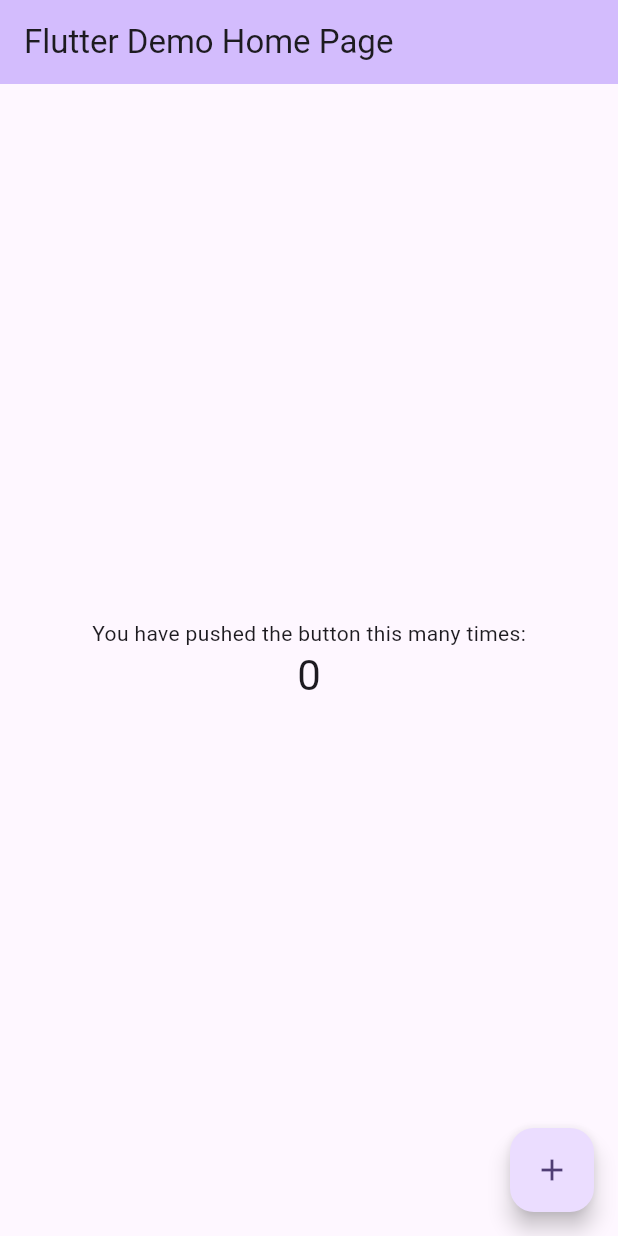
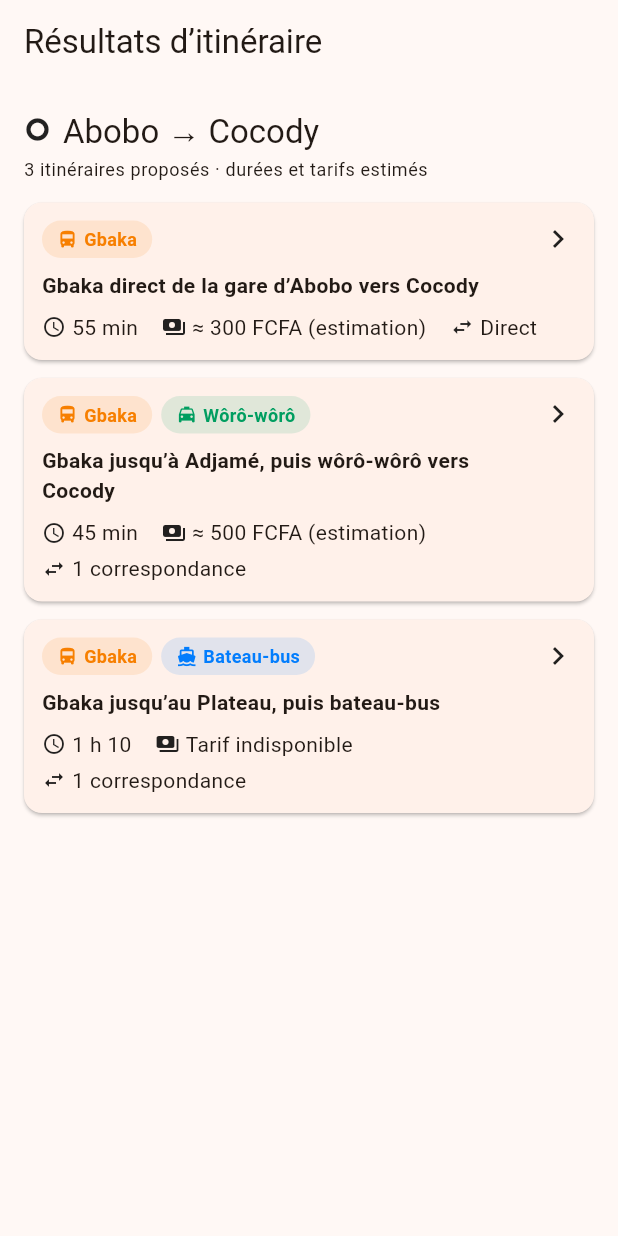
Before and after one commit to kittykone19116-create/mobiCI, a Flutter app: the screen it shows after launch, on a phone screen of 412 x 824 dp. Run offline on Flutter 3.47's test engine with Material 3 defaults, Android fonts, the phone set to English and light mode, and no system bars.

Commit message:
Écran Résultats d'itinéraire en statique

```diff
--- /dev/null
+++ b/lib/data/itineraires_data.dart
@@ -0,0 +1,24 @@
+import '../models/itineraire.dart';
+
+final List<Itineraire> itinerairesFictifs = [
+  Itineraire(
+    modes: [ModeTransport.gbaka],
+    dureeMinutes: 55,
+    tarifFcfa: 300,
+    correspondances: 0,
+    etapes: 'Gbaka direct de la gare d\u2019Abobo vers Cocody',
+  ),
+  Itineraire(
+    modes: [ModeTransport.gbaka, ModeTransport.woroWoro],
+    dureeMinutes: 45,
+    tarifFcfa: 500,
+    correspondances: 1,
+    etapes: 'Gbaka jusqu\u2019à Adjamé, puis wôrô-wôrô vers Cocody',
+  ),
+  Itineraire(
+    modes: [ModeTransport.gbaka, ModeTransport.busBateau],
+    dureeMinutes: 70,
+    correspondances: 1,
+    etapes: 'Gbaka jusqu\u2019au Plateau, puis bateau-bus',
+  ),
+];
--- a/lib/main.dart
+++ b/lib/main.dart
@@ -1,122 +1,23 @@
 import 'package:flutter/material.dart';
+import 'pages/resultats_itineraire_page.dart';
 
 void main() {
-  runApp(const MyApp());
+  runApp(const MobiCIApp());
 }
 
-class MyApp extends StatelessWidget {
-  const MyApp({super.key});
+class MobiCIApp extends StatelessWidget {
+  const MobiCIApp({super.key});
 
-  // This widget is the root of your application.
   @override
   Widget build(BuildContext context) {
     return MaterialApp(
-      title: 'Flutter Demo',
+      title: 'MobiCI',
+      debugShowCheckedModeBanner: false,
       theme: ThemeData(
-        // This is the theme of your application.
-        //
-        // TRY THIS: Try running your application with "flutter run". You'll see
-        // the application has a purple toolbar. Then, without quitting the app,
-        // try changing the seedColor in the colorScheme below to Colors.green
-        // and then invoke "hot reload" (save your changes or press the "hot
-        // reload" button in a Flutter-supported IDE, or press "r" if you used
-        // the command line to start the app).
-        //
-        // Notice that the counter didn't reset back to zero; the application
-        // state is not lost during the reload. To reset the state, use hot
-        // restart instead.
-        //
-        // This works for code too, not just values: Most code changes can be
-        // tested with just a hot reload.
-        colorScheme: .fromSeed(seedColor: Colors.deepPurple),
+        colorScheme: ColorScheme.fromSeed(seedColor: const Color(0xFFF77F00)),
+        useMaterial3: true,
       ),
-      home: const MyHomePage(title: 'Flutter Demo Home Page'),
+                  home: const ResultatsItinerairePage(),
     );
   }
 }
-
-class MyHomePage extends StatefulWidget {
-  const MyHomePage({super.key, required this.title});
-
-  // This widget is the home page of your application. It is stateful, meaning
-  // that it has a State object (defined below) that contains fields that affect
-  // how it looks.
-
-  // This class is the configuration for the state. It holds the values (in this
-  // case the title) provided by the parent (in this case the App widget) and
-  // used by the build method of the State. Fields in a Widget subclass are
-  // always marked "final".
-
-  final String title;
-
-  @override
-  State<MyHomePage> createState() => _MyHomePageState();
-}
-
-class _MyHomePageState extends State<MyHomePage> {
-  int _counter = 0;
-
-  void _incrementCounter() {
-    setState(() {
-      // This call to setState tells the Flutter framework that something has
-      // changed in this State, which causes it to rerun the build method below
-      // so that the display can reflect the updated values. If we changed
-      // _counter without calling setState(), then the build method would not be
-      // called again, and so nothing would appear to happen.
-      _counter++;
-    });
-  }
-
-  @override
-  Widget build(BuildContext context) {
-    // This method is rerun every time setState is called, for instance as done
-    // by the _incrementCounter method above.
-    //
-    // The Flutter framework has been optimized to make rerunning build methods
-    // fast, so that you can just rebuild anything that needs updating rather
-    // than having to individually change instances of widgets.
-    return Scaffold(
-      appBar: AppBar(
-        // TRY THIS: Try changing the color here to a specific color (to
-        // Colors.amber, perhaps?) and trigger a hot reload to see the AppBar
-        // change color while the other colors stay the same.
-        backgroundColor: Theme.of(context).colorScheme.inversePrimary,
-        // Here we take the value from the MyHomePage object that was created by
-        // the App.build method, and use it to set our appbar title.
-        title: Text(widget.title),
-      ),
-      body: Center(
-        // Center is a layout widget. It takes a single child and positions it
-        // in the middle of the parent.
-        child: Column(
-          // Column is also a layout widget. It takes a list of children and
-          // arranges them vertically. By default, it sizes itself to fit its
-          // children horizontally, and tries to be as tall as its parent.
-          //
-          // Column has various properties to control how it sizes itself and
-          // how it positions its children. Here we use mainAxisAlignment to
-          // center the children vertically; the main axis here is the vertical
-          // axis because Columns are vertical (the cross axis would be
-          // horizontal).
-          //
-          // TRY THIS: Invoke "debug painting" (choose the "Toggle Debug Paint"
-          // action in the IDE, or press "p" in the console), to see the
-          // wireframe for each widget.
-          mainAxisAlignment: .center,
-          children: [
-            const Text('You have pushed the button this many times:'),
-            Text(
-              '$_counter',
-              style: Theme.of(context).textTheme.headlineMedium,
-            ),
-          ],
-        ),
-      ),
-      floatingActionButton: FloatingActionButton(
-        onPressed: _incrementCounter,
-        tooltip: 'Increment',
-        child: const Icon(Icons.add),
-      ),
-    );
-  }
-}
--- /dev/null
+++ b/lib/models/itineraire.dart
@@ -0,0 +1,29 @@
+import 'package:flutter/material.dart';
+
+enum ModeTransport {
+  gbaka('Gbaka', Icons.directions_bus, Color(0xFFF77F00)),
+  woroWoro('Wôrô-wôrô', Icons.local_taxi, Color(0xFF009E60)),
+  busBateau('Bateau-bus', Icons.directions_boat, Color(0xFF027DFD));
+
+  const ModeTransport(this.libelle, this.icone, this.couleur);
+
+  final String libelle;
+  final IconData icone;
+  final Color couleur;
+}
+
+class Itineraire {
+  final List<ModeTransport> modes;
+  final int dureeMinutes;
+  final int? tarifFcfa; // null = estimation indisponible
+  final int correspondances;
+  final String etapes;
+
+  const Itineraire({
+    required this.modes,
+    required this.dureeMinutes,
+    this.tarifFcfa,
+    required this.correspondances,
+    required this.etapes,
+  });
+}
--- /dev/null
+++ b/lib/pages/resultats_itineraire_page.dart
@@ -0,0 +1,53 @@
+import 'package:flutter/material.dart';
+import '../data/itineraires_data.dart';
+import '../widgets/itineraire_card.dart';
+
+class ResultatsItinerairePage extends StatelessWidget {
+  const ResultatsItinerairePage({super.key});
+
+  @override
+  Widget build(BuildContext context) {
+    final liste = itinerairesFictifs;
+    return Scaffold(
+      appBar: AppBar(title: const Text('Résultats d\u2019itinéraire')),
+      body: Column(
+        children: [
+          Padding(
+            padding: const EdgeInsets.fromLTRB(16, 16, 16, 4),
+            child: Row(
+              children: [
+                const Icon(Icons.trip_origin, size: 18),
+                const SizedBox(width: 8),
+                Expanded(
+                  child: Text(
+                    'Abobo → Cocody',
+                    overflow: TextOverflow.ellipsis,
+                    style: Theme.of(context).textTheme.titleLarge,
+                  ),
+                ),
+              ],
+            ),
+          ),
+          Padding(
+            padding: const EdgeInsets.symmetric(horizontal: 16),
+            child: Align(
+              alignment: Alignment.centerLeft,
+              child: Text(
+                '${liste.length} itinéraires proposés · durées et tarifs estimés',
+                style: Theme.of(context).textTheme.bodySmall,
+              ),
+            ),
+          ),
+          const SizedBox(height: 8),
+          Expanded(
+            child: ListView.builder(
+              itemCount: liste.length,
+              itemBuilder: (context, i) =>
+                  ItineraireCard(itineraire: liste[i]),
+            ),
+          ),
+        ],
+      ),
+    );
+  }
+}
--- /dev/null
+++ b/lib/utils/format.dart
@@ -0,0 +1,6 @@
+String formaterDuree(int minutes) {
+  if (minutes < 60) return '$minutes min';
+  final h = minutes ~/ 60;
+  final m = minutes % 60;
+  return m == 0 ? '$h h' : '$h h ${m.toString().padLeft(2, '0')}';
+}
--- /dev/null
+++ b/lib/widgets/itineraire_card.dart
@@ -0,0 +1,118 @@
+import 'package:flutter/material.dart';
+import '../models/itineraire.dart';
+import '../utils/format.dart';
+
+class ItineraireCard extends StatelessWidget {
+  const ItineraireCard({super.key, required this.itineraire});
+
+  final Itineraire itineraire;
+
+  @override
+  Widget build(BuildContext context) {
+    final it = itineraire;
+    final tarif = it.tarifFcfa == null
+        ? 'Tarif indisponible'
+        : '≈ ${it.tarifFcfa} FCFA (estimation)';
+    final corr = it.correspondances == 0
+        ? 'Direct'
+        : '${it.correspondances} correspondance${it.correspondances > 1 ? 's' : ''}';
+
+    return Card(
+      margin: const EdgeInsets.symmetric(horizontal: 16, vertical: 6),
+      child: Padding(
+        padding: const EdgeInsets.all(12),
+        child: Row(
+          crossAxisAlignment: CrossAxisAlignment.start,
+          children: [
+            Expanded(
+              child: Column(
+                crossAxisAlignment: CrossAxisAlignment.start,
+                children: [
+                  Wrap(
+                    spacing: 6,
+                    runSpacing: 6,
+                    children: [
+                      for (final m in it.modes) _ModeChip(mode: m),
+                    ],
+                  ),
+                  const SizedBox(height: 8),
+                  Text(
+                    it.etapes,
+                    maxLines: 2,
+                    overflow: TextOverflow.ellipsis,
+                    style: const TextStyle(fontWeight: FontWeight.bold),
+                  ),
+                  const SizedBox(height: 8),
+                  Wrap(
+                    spacing: 16,
+                    runSpacing: 4,
+                    children: [
+                      _Info(
+                        icone: Icons.schedule,
+                        texte: formaterDuree(it.dureeMinutes),
+                      ),
+                      _Info(icone: Icons.payments, texte: tarif),
+                      _Info(icone: Icons.swap_horiz, texte: corr),
+                    ],
+                  ),
+                ],
+              ),
+            ),
+            const Icon(Icons.chevron_right),
+          ],
+        ),
+      ),
+    );
+  }
+}
+
+class _ModeChip extends StatelessWidget {
+  const _ModeChip({required this.mode});
+
+  final ModeTransport mode;
+
+  @override
+  Widget build(BuildContext context) {
+    return Container(
+      padding: const EdgeInsets.symmetric(horizontal: 10, vertical: 4),
+      decoration: BoxDecoration(
+        color: mode.couleur.withValues(alpha: 0.12),
+        borderRadius: BorderRadius.circular(20),
+      ),
+      child: Row(
+        mainAxisSize: MainAxisSize.min,
+        children: [
+          Icon(mode.icone, size: 14, color: mode.couleur),
+          const SizedBox(width: 4),
+          Text(
+            mode.libelle,
+            style: TextStyle(
+              fontSize: 12,
+              fontWeight: FontWeight.w600,
+              color: mode.couleur,
+            ),
+          ),
+        ],
+      ),
+    );
+  }
+}
+
+class _Info extends StatelessWidget {
+  const _Info({required this.icone, required this.texte});
+
+  final IconData icone;
+  final String texte;
+
+  @override
+  Widget build(BuildContext context) {
+    return Row(
+      mainAxisSize: MainAxisSize.min,
+      children: [
+        Icon(icone, size: 16),
+        const SizedBox(width: 4),
+        Text(texte),
+      ],
+    );
+  }
+}
```
